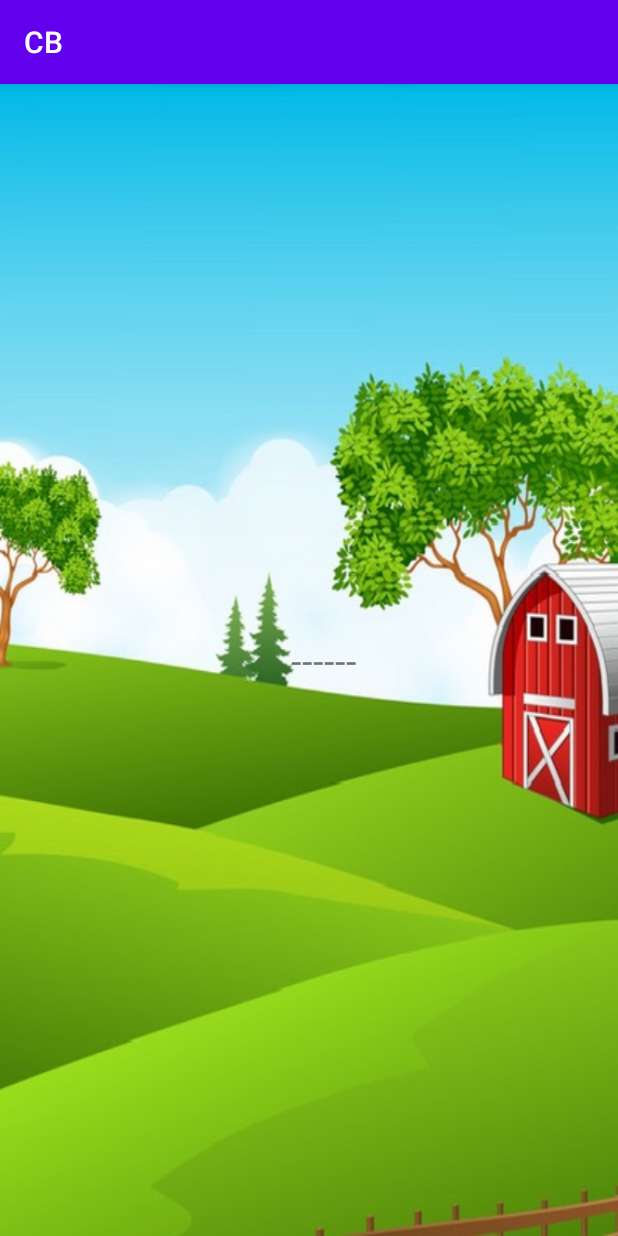
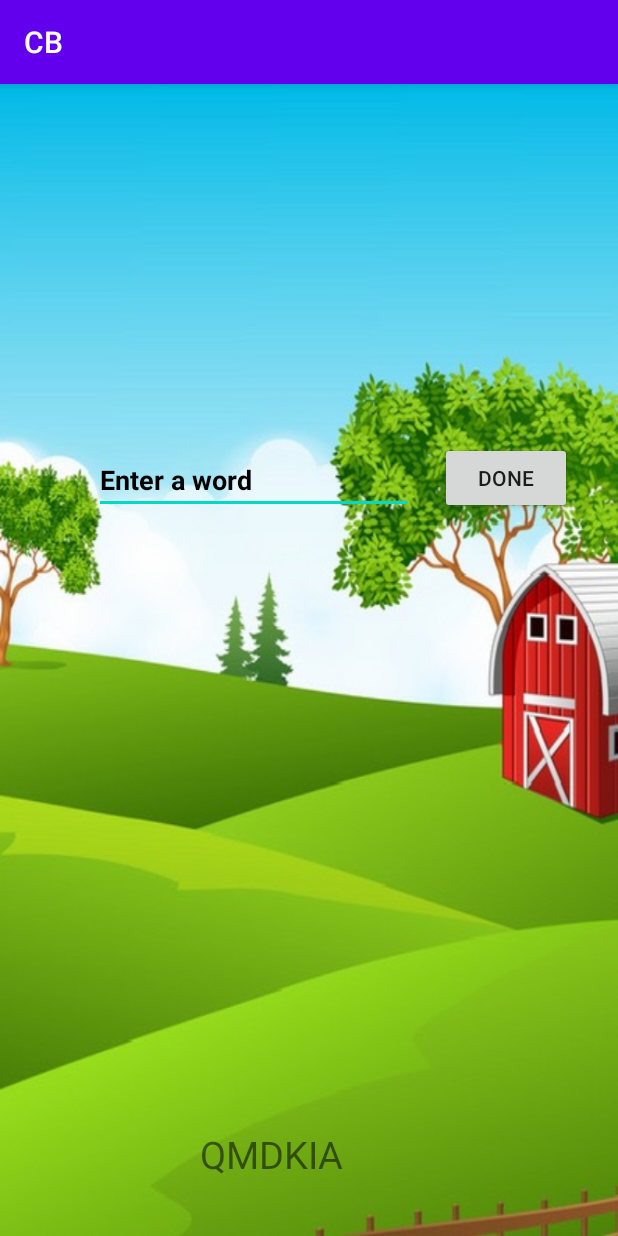
Before and after one commit to eronav/Android-CB, an Android app: the game_screen screen opened directly, with no data from a screen before it, on a phone screen of 412 x 824 dp. Run offline under Robolectric (Android 15) with nearby library versions, the phone set to English and light mode, and no system bars; Roboto replaces fonts that are not available here.

Commit message:
refacter code into classes evaluation adds to list view

```diff
--- /dev/null
+++ b/app/src/main/java/com/example/cb/GuessHistory.java
@@ -0,0 +1,74 @@
+package com.example.cb;
+
+import android.content.Context;
+import android.view.View;
+import android.widget.AdapterView;
+import android.widget.ArrayAdapter;
+import android.widget.ListView;
+
+import java.util.ArrayList;
+import java.util.List;
+
+public class GuessHistory {
+    ListView listBox;
+    List<String> List_file;
+    ArrayAdapter<String> listAdapter;
+    Context appcontext;
+
+    GuessHistory() {
+        List_file = new ArrayList<String>();
+    }
+
+    public void SetContext(Context ctxt) {
+    }
+
+    public void SetListBox(ListView lbox) {
+    }
+
+    public void CreateListView(Context ctxt, ListView lbox) {
+        //List_file.add("Apple");
+        //Create an adapter for the listView and add the ArrayList to the adapter.
+
+        appcontext = ctxt;
+        listBox = lbox;
+
+        // List_file.add(0, "Entry1");
+        // List_file.add(0, "Entry2");
+
+        listAdapter = new ArrayAdapter<String>(appcontext, android.R.layout.simple_list_item_1, List_file);
+        listBox.setAdapter(listAdapter);
+        listAdapter.notifyDataSetChanged();
+
+        listBox.setOnItemClickListener(new AdapterView.OnItemClickListener()
+        {
+            @Override
+            public void onItemClick(AdapterView<?> arg0, View arg1, int arg2, long arg3)
+            {
+                //args2 is the listViews Selected index
+            }
+        });
+    }
+
+    public void AddEntry(WordGenerator wgen, String guess) {
+        String errmsg;
+        int[] result = wgen.evaluateGuess(guess);
+        int attempts = List_file.size() + 1;
+
+        // ((game_screen)appcontext).setDebugBox(sz_a + "." + sz_b + "." + sz_c);
+        if (result[0] == 0) {
+            int cows, bulls;
+
+            cows = result[1]; bulls = result[2];
+            errmsg = ("Your word has " + bulls + " bulls and " + cows + " cows. Please guess again");
+            String stringCow = String.valueOf(cows);
+            String stringBull = String.valueOf(bulls);
+            List_file.add(0, guess + ": " + stringCow + "C " + stringBull + "B: guess " + String.valueOf(attempts));
+        } else if (result[0] == 1) {
+            List_file.add(0, guess + ": Correct guess in: " + String.valueOf(attempts) + " guesses!");
+        } else {
+            errmsg = ("Incompatible guess");
+        }
+
+        listAdapter.notifyDataSetChanged();
+    }
+}
--- /dev/null
+++ b/app/src/main/java/com/example/cb/WordGenerator.java
@@ -0,0 +1,75 @@
+package com.example.cb;
+
+import java.util.Random;
+
+public class WordGenerator {
+    private String goal;
+    private int culty;
+
+    WordGenerator(int difficulty) {
+        goal = "";
+        Random myrand = new Random();
+
+        culty = difficulty;
+
+        try {
+            for (int i = 0; i < culty;) {
+                int r = myrand.nextInt(26) + 65;
+                String r1 = String.valueOf((char) r);
+                if (goal.contains(r1)) {
+                    continue;
+                } else {
+                    goal += r1;
+                    i++;
+                }
+            }
+            // errbox.setText(goal);
+            // diffbox.setText("");
+            // diffbox.setHint("enter a word");
+
+        } catch (NumberFormatException e){
+            // errbox.setText(e.toString());
+            goal="ERRWORD";
+        }
+    }
+
+    public String getWord() {
+        return goal;
+    }
+
+    public int[] evaluateGuess(String guess) {
+        String errmsg;
+        int[] result = new int[3];
+
+        guess = guess.toUpperCase();
+        if (guess.length() != goal.length()) {
+            errmsg = "Wrong number of letters. Please enter a word with " + culty + " letters";
+            result[0] = -1;
+        } else {
+            // Compare guess against target
+            if (guess.equals(goal)) {
+                errmsg = ("You are correct!");
+                result[0] = 1;
+            } else {
+                int cows = 0;
+                int bulls = 0;
+                for (int i = 0; i < guess.length(); i++) {
+                    int idx = goal.indexOf(guess.charAt(i));
+                    if (i == idx) {
+                        bulls += 1;
+                    } else if (idx != -1) {
+                        cows += 1;
+                    } else {
+                        // Nothing to do
+                        //hksjfdhkusdfhjker shjk
+                        ;
+                    }
+                }
+                result[0] = 0;
+                result[1] = cows;
+                result[2] = bulls;
+            }
+        }
+        return result;
+    }
+}
--- a/app/src/main/java/com/example/cb/game_screen.java
+++ b/app/src/main/java/com/example/cb/game_screen.java
@@ -1,19 +1,44 @@
 package com.example.cb;
+
+import android.os.Bundle;
+import android.view.View;
+import android.widget.Button;
+import android.widget.EditText;
+import android.widget.ListView;
+import android.widget.TextView;
 
 import androidx.appcompat.app.AppCompatActivity;
 
-import android.os.Bundle;
-import android.widget.TextView;
+import java.util.Random;
 
 public class game_screen extends AppCompatActivity {
 
+    ListView histbox;
+    EditText guess_box;
+    Button done_btn;
+    TextView testing_dash;
+    Random myrand;
+    WordGenerator wgen;
+    GuessHistory ghist;
+
+
     @Override
     protected void onCreate(Bundle savedInstanceState) {
+
+        //Create the list View
+
         super.onCreate(savedInstanceState);
         setContentView(R.layout.activity_game_screen);
+
+        histbox = findViewById(R.id.history);
+        guess_box = (EditText) findViewById(R.id.guess_box);
+        done_btn = (Button) findViewById(R.id.done_btn);
+        testing_dash = (TextView) findViewById(R.id.word);
+        myrand= new Random();
+
         int diff;
         String dash = "";
-        TextView testing_dash = (TextView) findViewById(R.id.word);
+        int i = 0;
         if(getIntent().hasExtra("com.mailronav.cb.three")){
             diff = 3;
         } else if(getIntent().hasExtra("com.mailronav.cb.four")){
@@ -23,9 +48,35 @@ public class game_screen extends AppCompatActivity {
         } else {
             diff = 6;
         }
-        for(int i = 0; i < diff; i++){
+        /*for(int i = 0; i < diff; i++){
             dash += "-";
         }
-        testing_dash.setText(dash);
+        testing_dash.setText(dash);*/
+
+        wgen = new WordGenerator(diff);
+        String word = wgen.getWord();
+
+        ghist = new GuessHistory();
+        ghist.CreateListView(game_screen.this, histbox);
+
+
+        done_btn.setOnClickListener(new View.OnClickListener() {
+            String guess = "";
+
+            @Override
+            public void onClick(View v) {
+                guess = String.valueOf(guess_box.getText());
+                ghist.AddEntry(wgen, guess);
+            }
+        });
+        testing_dash.setText(word);
+
+
     }
+    //Create the creation method
+
+    public void setDebugBox(String s) {
+        testing_dash.setText(s);
+    }
+
 }
--- a/app/src/main/res/layout/activity_game_screen.xml
+++ b/app/src/main/res/layout/activity_game_screen.xml
@@ -19,7 +19,53 @@
         android:textSize="25sp"
         app:layout_constraintBottom_toBottomOf="parent"
         app:layout_constraintEnd_toEndOf="parent"
-        app:layout_constraintHorizontal_bias="1.0"
+        app:layout_constraintHorizontal_bias="0.0"
+        app:layout_constraintStart_toStartOf="parent"
+        app:layout_constraintTop_toTopOf="parent"
+        app:layout_constraintVertical_bias="0.949" />
+
+    <EditText
+        android:id="@+id/guess_box"
+        android:layout_width="wrap_content"
+        android:layout_height="wrap_content"
+        android:layout_marginStart="62dp"
+        android:layout_marginLeft="62dp"
+        android:layout_marginTop="4dp"
+        android:layout_marginEnd="136dp"
+        android:layout_marginRight="136dp"
+        android:ems="10"
+        android:hint="Enter a word"
+        android:inputType="textPersonName"
+        android:textColorHint="@color/hintColorGame"
+        android:textStyle="bold"
+        app:layout_constraintEnd_toEndOf="parent"
+        app:layout_constraintStart_toStartOf="parent"
+        app:layout_constraintTop_toBottomOf="@+id/history" />
+
+    <Button
+        android:id="@+id/done_btn"
+        android:layout_width="wrap_content"
+        android:layout_height="wrap_content"
+        android:layout_marginStart="48dp"
+        android:layout_marginLeft="48dp"
+        android:layout_marginTop="1dp"
+        android:layout_marginEnd="62dp"
+        android:layout_marginRight="62dp"
+        android:text="Done"
+        app:layout_constraintEnd_toEndOf="parent"
+        app:layout_constraintStart_toEndOf="@+id/guess_box"
+        app:layout_constraintTop_toBottomOf="@+id/history" />
+
+    <ListView
+        android:id="@+id/history"
+        android:layout_width="309dp"
+        android:layout_height="189dp"
+        android:layout_marginStart="2dp"
+        android:layout_marginLeft="2dp"
+        android:layout_marginTop="48dp"
+        android:layout_marginEnd="2dp"
+        android:layout_marginRight="2dp"
+        app:layout_constraintEnd_toEndOf="parent"
         app:layout_constraintStart_toStartOf="parent"
         app:layout_constraintTop_toTopOf="parent" />
 </androidx.constraintlayout.widget.ConstraintLayout>
--- a/app/src/main/res/values/colors.xml
+++ b/app/src/main/res/values/colors.xml
@@ -3,4 +3,5 @@
     <color name="colorPrimary">#6200EE</color>
     <color name="colorPrimaryDark">#3700B3</color>
     <color name="colorAccent">#03DAC5</color>
+    <color name="hintColorGame">#000000</color>
 </resources>
```
